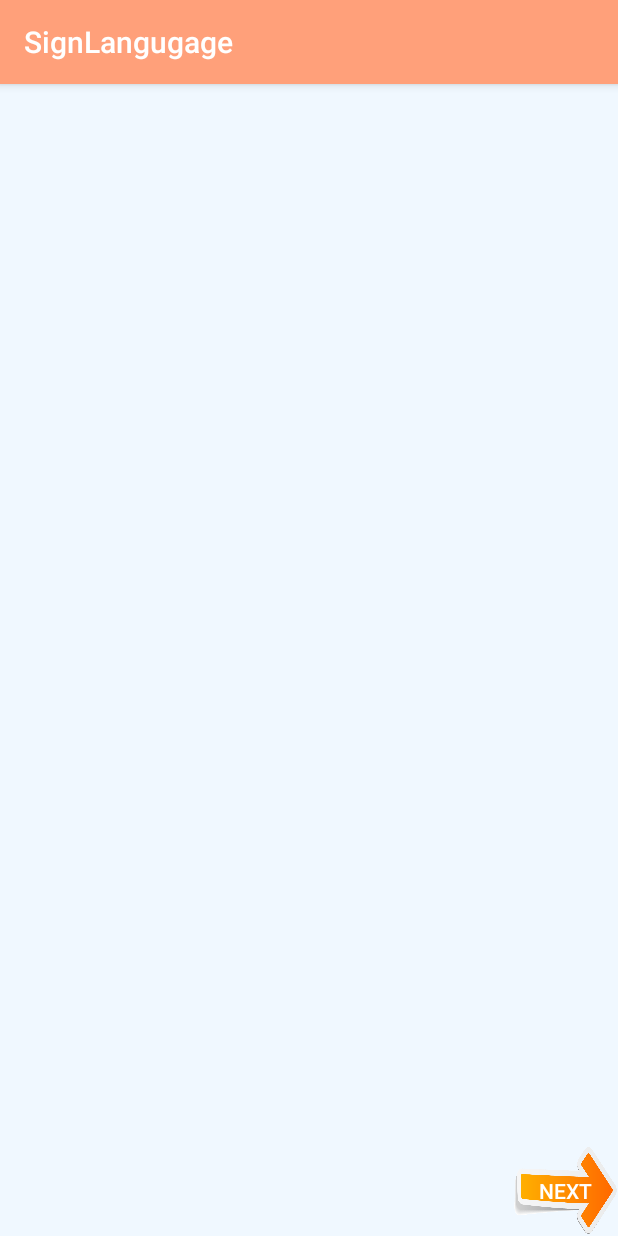
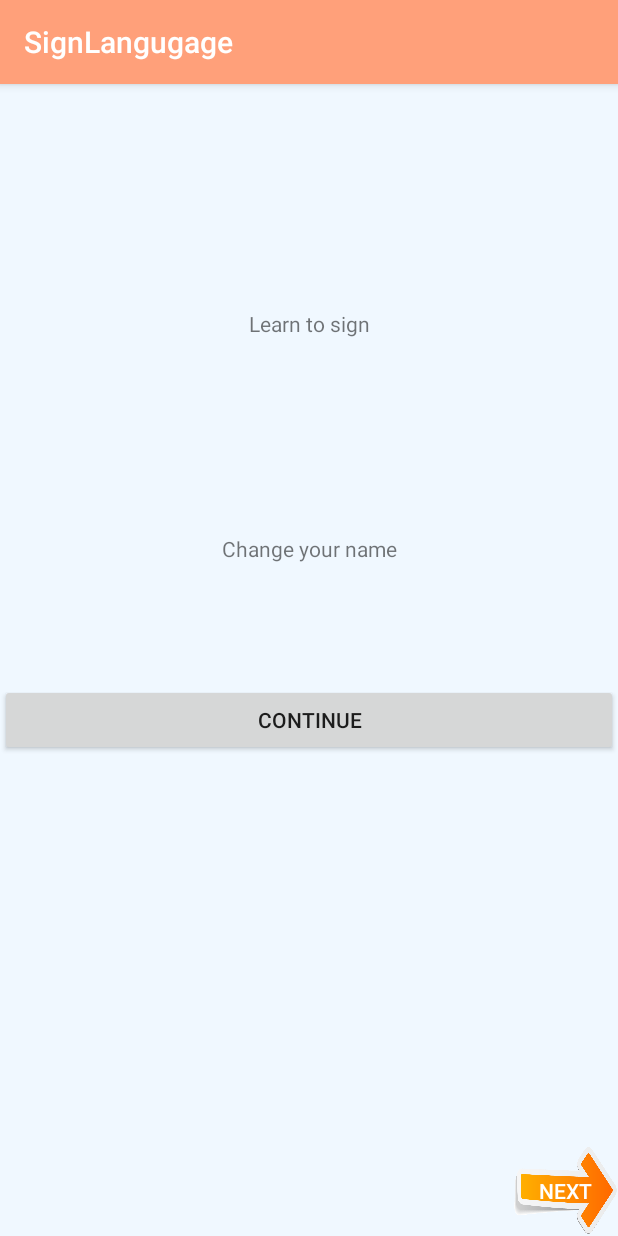
Before and after one commit to GoranVoinovski/SignLangugage, an Android app: the SplashGifActivity screen opened directly, with no data from a screen before it, on a phone screen of 412 x 824 dp. Run offline under Robolectric (Android 15) with nearby library versions, the phone set to English and light mode, and no system bars; our stand-ins replace ButterKnife.

Commit message:
Napraveno za change name i continue vo SplashGifActivity

```diff
--- a/app/src/main/java/com/mkdingo/goran/signlangugage/SplashGifActivity.java
+++ b/app/src/main/java/com/mkdingo/goran/signlangugage/SplashGifActivity.java
@@ -1,15 +1,20 @@
 package com.mkdingo.goran.signlangugage;
 
+import android.content.Context;
 import android.content.Intent;
 import android.support.v7.app.AppCompatActivity;
 import android.os.Bundle;
+import android.view.View;
 import android.widget.Button;
 import android.widget.ImageView;
+import android.widget.RelativeLayout;
 import android.widget.TextView;
 
 import com.bumptech.glide.Glide;
 import com.bumptech.glide.load.engine.DiskCacheStrategy;
+import com.mkdingo.goran.signlangugage.klasi.User;
 import com.mkdingo.goran.signlangugage.klasi.Zborovi;
+import com.mkdingo.goran.signlangugage.sharedPreferences.SharedPreferences;
 
 import butterknife.BindView;
 import butterknife.ButterKnife;
@@ -20,23 +25,50 @@ public class SplashGifActivity extends AppCompatActivity {
     @BindView(R.id.splashGif)ImageView gif;
     @BindView(R.id.textNazbor)TextView tekst;
     @BindView(R.id.next)Button prodolzi;
+    @BindView(R.id.rel_oli)RelativeLayout relativeLayout;
+    @BindView(R.id.text_learn_to_sign) TextView learn_to_sign;
+    @BindView(R.id.image_ime)TextView imageView;
+    @BindView(R.id.change_name)TextView change_name;
+    @BindView(R.id.button_continue)Button continue_button;
+    User user;
     int position = 0;
     Zborovi zbor;
+    Context context;
 
     @Override
     protected void onCreate(Bundle savedInstanceState) {
         super.onCreate(savedInstanceState);
         setContentView(R.layout.activity_splash_gif);
         ButterKnife.bind(this);
+        context = this;
 
             Intent intent = getIntent();
             if (intent.hasExtra("POSITION")){
                 zbor = (Zborovi) intent.getSerializableExtra("EXTRA");
                 position = intent.getIntExtra("POSITION",0);
 
-                int Slika = R.raw.iam;
-                Glide.with(this).load(Slika).asGif().diskCacheStrategy(DiskCacheStrategy.SOURCE).crossFade().into(gif);
-                tekst.setText("I AM");
+                relativeLayout.setVisibility(View.VISIBLE);
+                user = new User();
+                user = SharedPreferences.getUser(context);
+                imageView.setText("I am "+ user.name);
+                change_name.setOnClickListener(new View.OnClickListener() {
+                    @Override
+                    public void onClick(View v) {
+                        Intent intent1 = new Intent(SplashGifActivity.this,Najava.class);
+                        startActivity(intent1);
+                    }
+                });
+                continue_button.setOnClickListener(new View.OnClickListener() {
+                    @Override
+                    public void onClick(View v) {
+                        relativeLayout.setVisibility(View.INVISIBLE);
+                        int Slika = R.raw.iam;
+                        Glide.with(SplashGifActivity.this).load(Slika).asGif().diskCacheStrategy(DiskCacheStrategy.SOURCE).crossFade().into(gif);
+                        tekst.setText("I AM");
+                    }
+                });
+
+
             }
 
     }
--- a/app/src/main/res/layout/activity_splash_gif.xml
+++ b/app/src/main/res/layout/activity_splash_gif.xml
@@ -6,6 +6,45 @@
     android:layout_height="match_parent"
     tools:context="com.mkdingo.goran.signlangugage.SplashGifActivity">
 
+    <RelativeLayout
+        android:id="@+id/rel_oli"
+        android:layout_width="match_parent"
+        android:layout_height="match_parent">
+
+        <TextView
+            android:layout_marginTop="150dp"
+            android:id="@+id/text_learn_to_sign"
+            android:layout_width="match_parent"
+            android:layout_height="wrap_content"
+            android:text="Learn to sign"
+            android:textAlignment="center"/>
+        <TextView
+            android:textAlignment="center"
+            android:id="@+id/image_ime"
+            android:layout_width="match_parent"
+            android:layout_height="50dp"
+            android:layout_below="@+id/text_learn_to_sign"/>
+
+        <TextView
+            android:id="@+id/change_name"
+            android:layout_width="match_parent"
+            android:layout_height="wrap_content"
+            android:layout_marginTop="300dp"
+            android:text="Change your name"
+            android:textAlignment="center"
+            />
+
+        <Button
+            android:layout_marginTop="400dp"
+            android:id="@+id/button_continue"
+            android:layout_width="match_parent"
+            android:layout_height="wrap_content"
+            android:text="continue"/>
+
+
+
+
+    </RelativeLayout>
     <ImageView
         android:id="@+id/splashGif"
         android:layout_width="match_parent"
```
